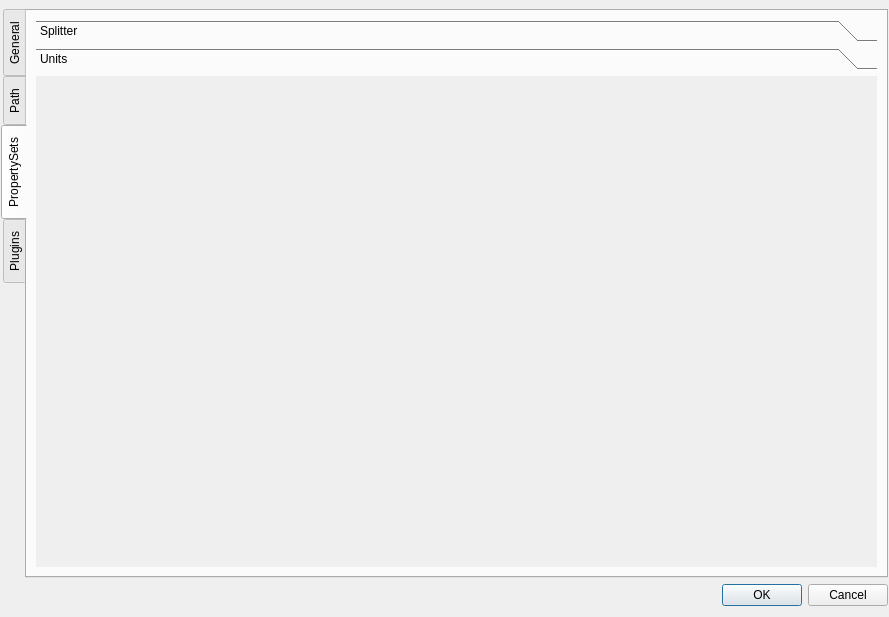
First picture: the form in som_gui/module/settings/qt/Widget.ui, repository c-mellueh/SOM-Toolkit, before the edit.
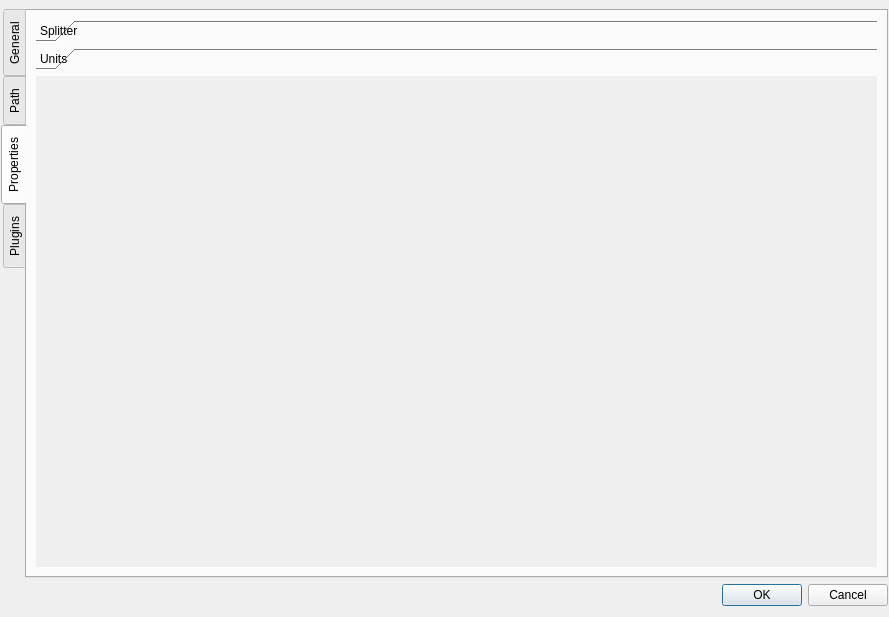
Second picture: the form after the edit. The open tabs and pages were chosen to show the change.

```diff
--- a/som_gui/module/settings/qt/Widget.ui
+++ b/som_gui/module/settings/qt/Widget.ui
@@ -25,6 +25,9 @@
    </property>
    <item>
     <widget class="QTabWidget" name="tabWidget">
+     <property name="layoutDirection">
+      <enum>Qt::LayoutDirection::RightToLeft</enum>
+     </property>
      <property name="tabPosition">
       <enum>QTabWidget::TabPosition::West</enum>
      </property>
@@ -155,7 +158,7 @@
      </widget>
      <widget class="QWidget" name="tabPropertySet">
       <attribute name="title">
-       <string>PropertySets</string>
+       <string>Properties</string>
       </attribute>
       <layout class="QVBoxLayout" name="verticalLayout_11">
        <item>
```
Left out of the diff: 16 changed lines with no effect on the pictures.
